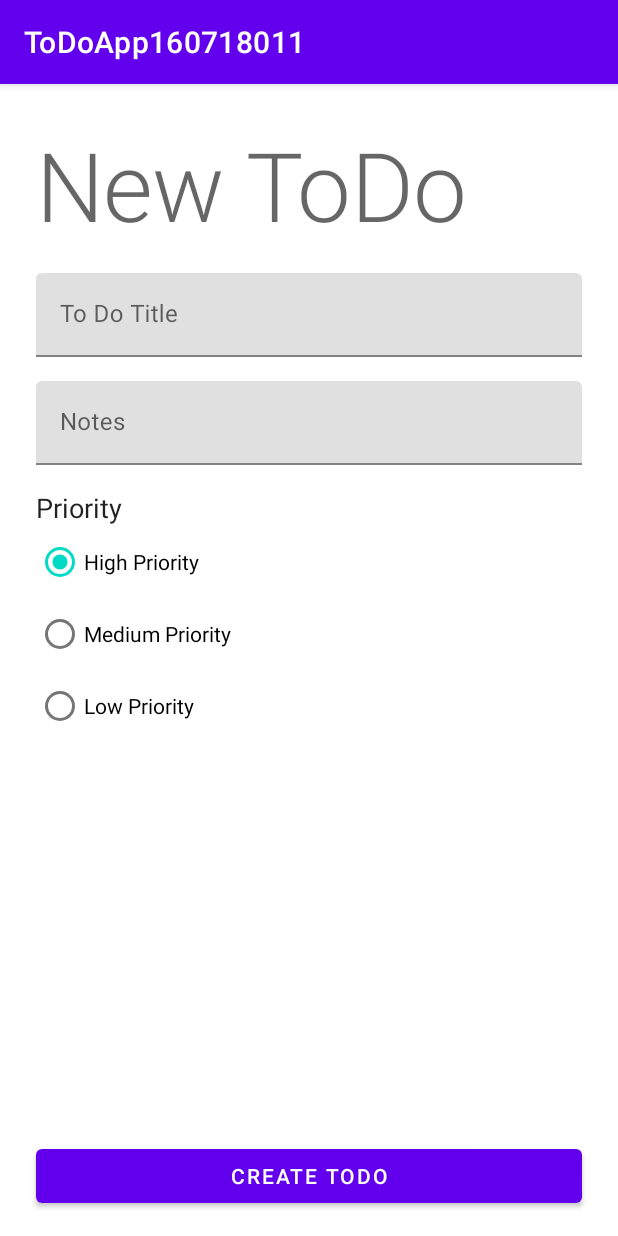
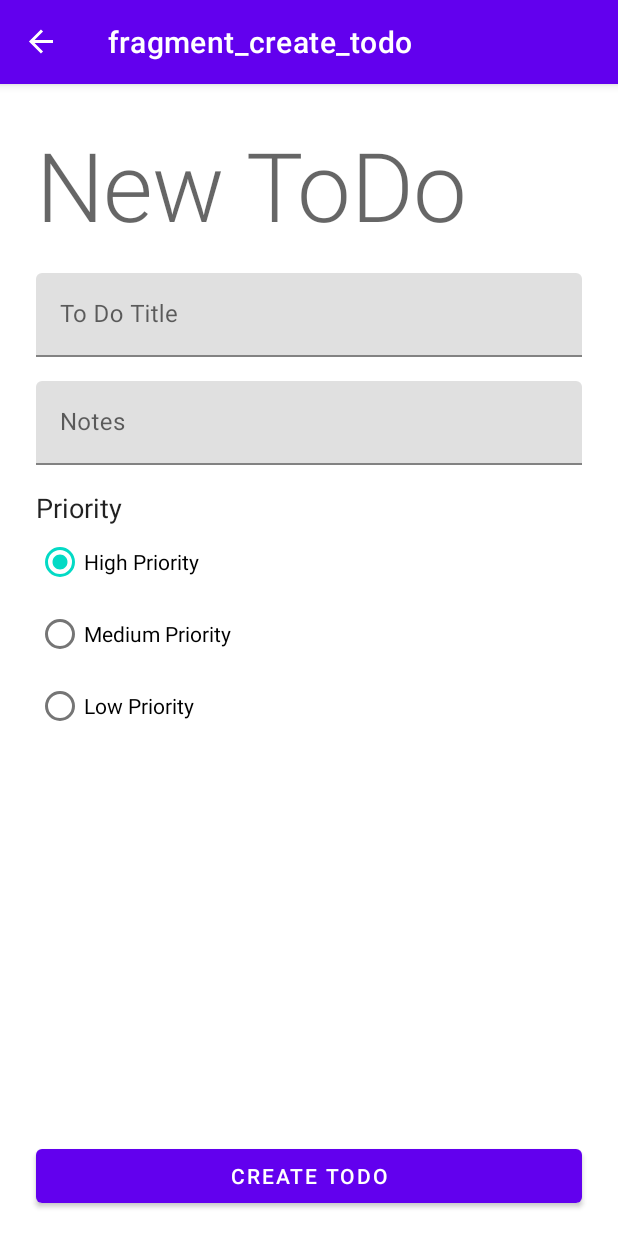
Before and after one commit to fatbear2010/ToDoApp160718011, an Android app: the CreateTodoFragment screen opened through its navigation route, on a phone screen of 412 x 824 dp. Run offline under Robolectric (Android 15) with nearby library versions, the phone set to English and light mode, and no system bars; our stand-ins replace Room's generated code, navigation-ui.

Commit message:
26/04/2021 A

```diff
--- a/app/src/main/java/com/stefsk/todoapp160718011/model/TodoDao.kt
+++ b/app/src/main/java/com/stefsk/todoapp160718011/model/TodoDao.kt
@@ -20,6 +20,6 @@ interface TodoDao {
     suspend fun update(title:String, notes:String, priority:Int, id:Int)
 
     @Query("UPDATE todo SET is_done=:is_done WHERE uuid = :id")
-    suspend fun idfonefun(is_done:Int, id:Int)
+    suspend fun isdonefun(is_done:Int, id:Int)
 
 }
--- a/app/src/main/java/com/stefsk/todoapp160718011/vieModel/DetailToDoListViewModel.kt
+++ b/app/src/main/java/com/stefsk/todoapp160718011/vieModel/DetailToDoListViewModel.kt
@@ -20,7 +20,8 @@ class DetailToDoListViewModel (application: Application): AndroidViewModel(appli
     fun addTodo(list:List<Todo>) {
         launch {
             val db = buildDB(getApplication())
-                //Room.databaseBuilder( getApplication(), TodoDatabase::class.java, "newtododb").build()db.todoDao().insertAll(*list.toTypedArray()) // dari week 8
+                //Room.databaseBuilder( getApplication(), TodoDatabase::class.java, "newtododb").build()// dari week 8
+            db.todoDao().insertAll(*list.toTypedArray())
         }
     }
 
--- a/app/src/main/java/com/stefsk/todoapp160718011/vieModel/ListToDoViewModel.kt
+++ b/app/src/main/java/com/stefsk/todoapp160718011/vieModel/ListToDoViewModel.kt
@@ -40,8 +40,10 @@ class ListToDoViewModel (application: Application) :AndroidViewModel(application
 
             val db = buildDB(getApplication())
             //var db = Room.databaseBuilder(  getApplication(),  TodoDatabase::class.java, "newtododb"  ).build() dari week 8 diganti dengan util
-            db.todoDao().idfonefun(todo.uuid,1)
+            db.todoDao().isdonefun(1,todo.uuid)
             todoLD.value = db.todoDao().selectAllTodo()
         }
     }
+
+
 }
--- a/app/src/main/java/com/stefsk/todoapp160718011/view/CreateTodoFragment.kt
+++ b/app/src/main/java/com/stefsk/todoapp160718011/view/CreateTodoFragment.kt
@@ -33,7 +33,6 @@ class CreateTodoFragment : Fragment() {
         btnCreateTodo.setOnClickListener {
             var radio = view.findViewById<RadioButton>(radioGroupPriority.checkedRadioButtonId)
             var todo = Todo(txtTitle.text.toString(), txtNotes.text.toString(), radio.tag.toString().toInt(),0)
-            //var todo = Todo(txtTitle.text.toString(), txtNotes.text.toString()) dari week 8
             val list = listOf(todo)
             viewModel.addTodo(list)
             Toast.makeText(view.context, "Data added", Toast.LENGTH_LONG).show()
--- a/app/src/main/java/com/stefsk/todoapp160718011/view/MainActivity.kt
+++ b/app/src/main/java/com/stefsk/todoapp160718011/view/MainActivity.kt
@@ -14,7 +14,7 @@ import com.stefsk.todoapp160718011.R
         super.onCreate(savedInstanceState)
         setContentView(R.layout.activity_main)
 
-        navController = Navigation.findNavController(this,R.id.nav_host_fragment_container)
+        navController = Navigation.findNavController(this,R.id.fragmentHost)
         NavigationUI.setupActionBarWithNavController(this,navController)
     }
 
--- a/app/src/main/java/com/stefsk/todoapp160718011/view/ToDoListAdapter.kt
+++ b/app/src/main/java/com/stefsk/todoapp160718011/view/ToDoListAdapter.kt
@@ -34,7 +34,6 @@ class ToDoListAdapter(val todoList: ArrayList<Todo>,val adapterOnClick : (Any) -
         holder.view.checkTask.setOnCheckedChangeListener { compoundButton, isChecked ->
             if(isChecked == true) {
                 adapterOnClick(todoList[position])
-
             }
         }
 
--- a/app/src/main/java/com/stefsk/todoapp160718011/view/TodoListFragment.kt
+++ b/app/src/main/java/com/stefsk/todoapp160718011/view/TodoListFragment.kt
@@ -20,10 +20,11 @@ import kotlinx.android.synthetic.main.todo_item_layout.*
 
 class TodoListFragment : Fragment() {
     private lateinit var viewModel: ListToDoViewModel
-    private val todoListAdapter = ToDoListAdapter(arrayListOf(), {item -> doClick(item)} )
+    private val todoListAdapter = ToDoListAdapter(arrayListOf(), { item -> doClick(item)} )
 
     fun doClick(item:Any) {
         viewModel.cleartask(item as Todo)
+        observeViewModel()
     }
 
     override fun onCreateView(
--- a/app/src/main/res/layout/activity_main.xml
+++ b/app/src/main/res/layout/activity_main.xml
@@ -7,7 +7,7 @@
     tools:context=".view.MainActivity">
 
     <fragment
-        android:id="@+id/fragment2"
+        android:id="@+id/fragmentHost"
         android:name="androidx.navigation.fragment.NavHostFragment"
         android:layout_width="match_parent"
         android:layout_height="match_parent"
--- a/app/src/main/res/layout/todo_item_layout.xml
+++ b/app/src/main/res/layout/todo_item_layout.xml
@@ -1,9 +1,8 @@
 <?xml version="1.0" encoding="utf-8"?>
-<androidx.constraintlayout.widget.ConstraintLayout
-    xmlns:android="http://schemas.android.com/apk/res/android"
+<androidx.constraintlayout.widget.ConstraintLayout xmlns:android="http://schemas.android.com/apk/res/android"
     xmlns:app="http://schemas.android.com/apk/res-auto"
     android:layout_width="match_parent"
-    android:layout_height="match_parent">
+    android:layout_height="wrap_content">
 
     <CheckBox
         android:id="@+id/checkTask"
```
Also changed, not shown: app/src/main/java/com/stefsk/todoapp160718011/view/EditTodoFragment.kt (+4 -4 lines).
